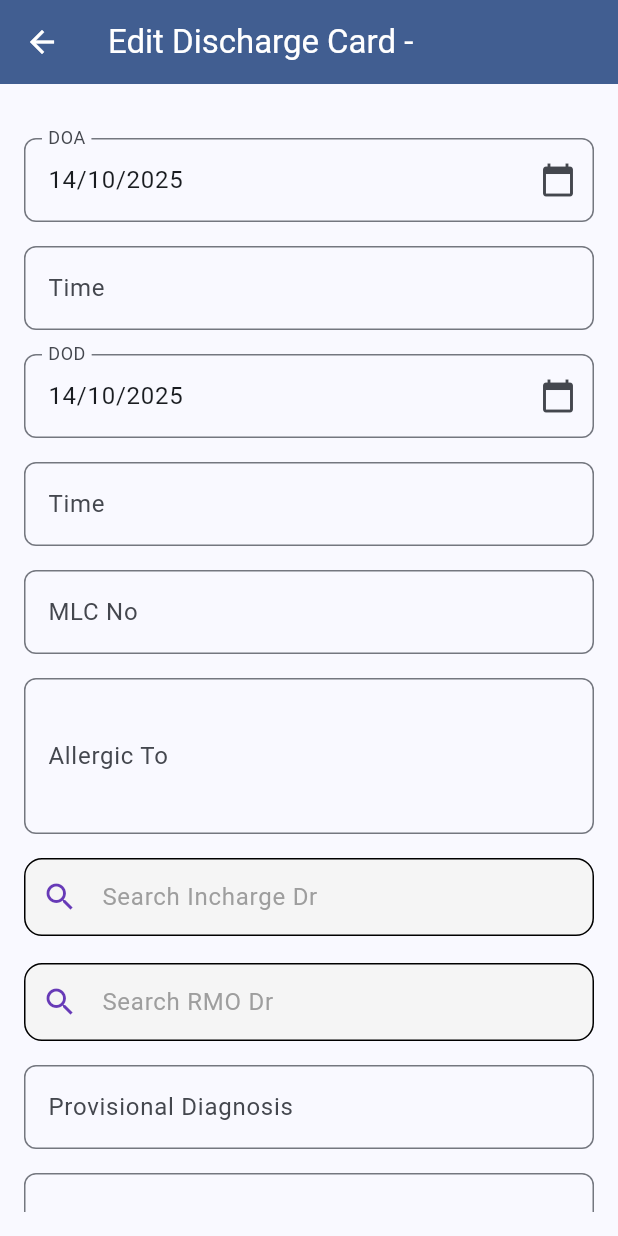
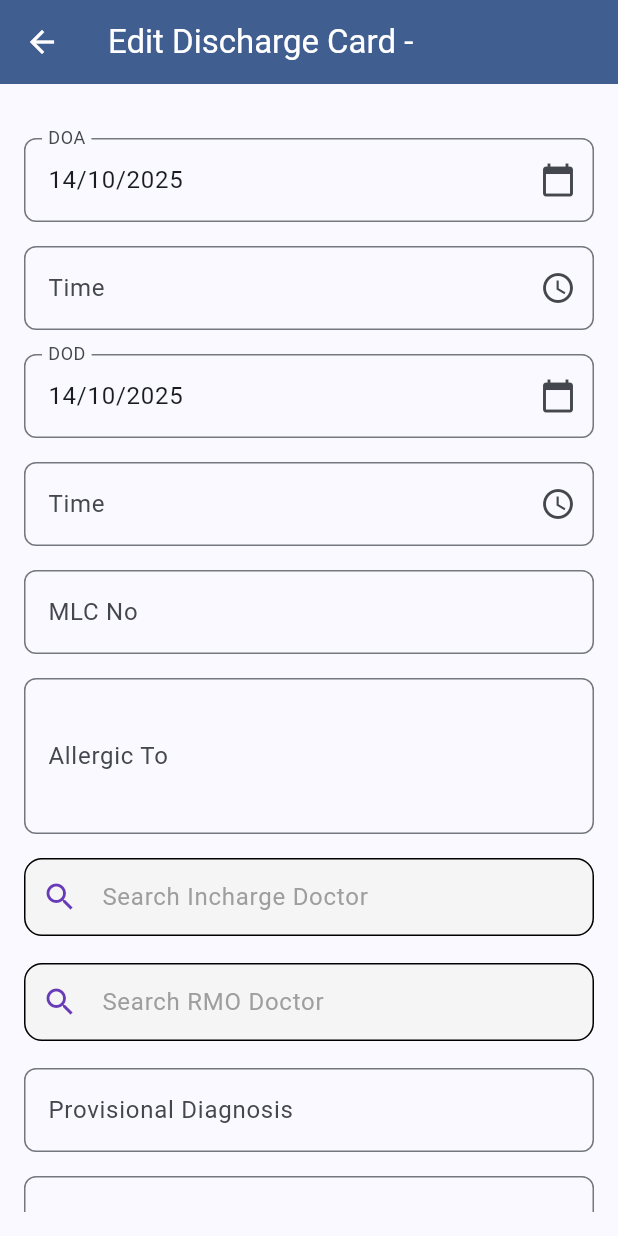
Before and after one commit to cloudregex/appointment_app_flutter, a Flutter app: the EditDischargeCardScreen screen opened directly with empty values, on a phone screen of 412 x 824 dp. Run offline on Flutter 3.47's test engine with Material 3 defaults, Android fonts, the phone set to English and light mode, and no system bars; our stand-ins replace flutter_typeahead, shared_preferences; accounts and stored records are empty; network calls fail.

Commit message:
feat(discharge-card): add time pickers and doctor search dropdowns
- Add time picker functionality for DOA and DOD time fields
- Replace text fields with SearchDropdown widgets for doctor selection
- Update UI components to use time field builders with proper validation
- Add diet recommendation doctor search functionality
- Update doctor field labels from abbreviations to full names

```diff
--- a/lib/screens/discharge_card/edit_discharge_card.dart
+++ b/lib/screens/discharge_card/edit_discharge_card.dart
@@ -232,6 +232,21 @@ class _EditDischargeCardScreenState extends State<EditDischargeCardScreen> {
     }
   }
 
+  Future<void> _selectTime({required bool isT1}) async {
+    final TimeOfDay? picked = await showTimePicker(
+      context: context,
+      initialTime: TimeOfDay.now(),
+    );
+    if (picked != null) {
+      if (isT1) {
+        _t1Controller.text = picked.format(context);
+      } else {
+        _t2Controller.text = picked.format(context);
+      }
+      setState(() {});
+    }
+  }
+
   Future<void> _updateForm() async {
     if (_formKey.currentState!.validate()) {
       try {
@@ -329,18 +344,20 @@ class _EditDischargeCardScreenState extends State<EditDischargeCardScreen> {
                   labelText: 'DOA',
                   onTap: () => _selectDate(isDOA: true),
                 ),
-                _buildTextFormField(
+                _buildTimeField(
                   controller: _t1Controller,
                   labelText: 'Time',
+                  onTap: () => _selectTime(isT1: true),
                 ),
                 _buildDateField(
                   controller: _dodController,
                   labelText: 'DOD',
                   onTap: () => _selectDate(isDOA: false),
                 ),
-                _buildTextFormField(
+                _buildTimeField(
                   controller: _t2Controller,
                   labelText: 'Time',
+                  onTap: () => _selectTime(isT1: false),
                 ),
 
                 _buildTextFormField(
@@ -356,9 +373,11 @@ class _EditDischargeCardScreenState extends State<EditDischargeCardScreen> {
 
                 SearchDropdown(
                   apiUrl: "doctors-list",
-                  hintText: "Search Incharge Dr",
+                  hintText: "Search Incharge Doctor",
                   displayKey: "Name",
                   valueKey: "DrOID",
+                  initialDisplayText:
+                      widget.dischargeRecord['Dr1']?.toString() ?? '',
                   onItemSelected: (doctor) {
                     setState(() {
                       _dr1Controller.text = doctor['DrOID'].toString();
@@ -369,9 +388,11 @@ class _EditDischargeCardScreenState extends State<EditDischargeCardScreen> {
                 const SizedBox(height: 10),
                 SearchDropdown(
                   apiUrl: "doctors-list",
-                  hintText: "Search RMO Dr",
+                  hintText: "Search RMO Doctor",
                   displayKey: "Name",
                   valueKey: "DrOID",
+                  initialDisplayText:
+                      widget.dischargeRecord['Dr2']?.toString() ?? '',
                   onItemSelected: (doctor) {
                     setState(() {
                       _dr2Controller.text = doctor['DrOID'].toString();
@@ -379,7 +400,7 @@ class _EditDischargeCardScreenState extends State<EditDischargeCardScreen> {
                     });
                   },
                 ),
-                const SizedBox(height: 8),
+                const SizedBox(height: 10),
                 _buildTextFormField(
                   controller: _pdController,
                   labelText: 'Provisional Diagnosis',
@@ -439,10 +460,16 @@ class _EditDischargeCardScreenState extends State<EditDischargeCardScreen> {
                   maxLines: 4,
                 ),
 
-                _buildTextFormField(
-                  controller: _drController,
-                  labelText: 'Diet Recommendation',
-                  maxLines: 3,
+                SearchDropdown(
+                  apiUrl: "doctors-list",
+                  hintText: "Search Diet Recommendation Doctor",
+                  displayKey: "Name",
+                  valueKey: "DrOID",
+                  onItemSelected: (doctor) {
+                    setState(() {
+                      _drController.text = doctor['Name']?.toString() ?? '';
+                    });
+                  },
                 ),
 
                 _buildTextFormField(
@@ -597,4 +624,32 @@ class _EditDischargeCardScreenState extends State<EditDischargeCardScreen> {
       ),
     );
   }
+
+  Widget _buildTimeField({
+    required TextEditingController controller,
+    required String labelText,
+    required VoidCallback onTap,
+  }) {
+    return Padding(
+      padding: const EdgeInsets.only(bottom: 16.0),
+      child: TextFormField(
+        controller: controller,
+        readOnly: true,
+        decoration: InputDecoration(
+          labelText: labelText,
+          border: OutlineInputBorder(borderRadius: BorderRadius.circular(8)),
+          suffixIcon: IconButton(
+            icon: const Icon(Icons.access_time),
+            onPressed: onTap,
+          ),
+        ),
+        validator: (value) {
+          if (value == null || value.isEmpty) {
+            return 'Please select $labelText';
+          }
+          return null;
+        },
+      ),
+    );
+  }
 }
--- a/lib/screens/discharge_card/list_discharge_card.dart
+++ b/lib/screens/discharge_card/list_discharge_card.dart
@@ -286,6 +286,11 @@ class _DischargeCardListScreenState extends State<DischargeCardListScreen> {
                   'RMO Dr',
                   (dischargeRecord['Dr2'] ?? 'N/A').toString(),
                 ),
+                _buildDetailRow(
+                  Icons.medical_services,
+                  'Diet Recommendation',
+                  (dischargeRecord['DR'] ?? 'N/A').toString(),
+                ),
                 const SizedBox(height: 16),
                 Row(
                   mainAxisAlignment: MainAxisAlignment.end,
```
Also changed, not shown: lib/screens/discharge_card/add_discharge_card.dart (+60 -9 lines).
